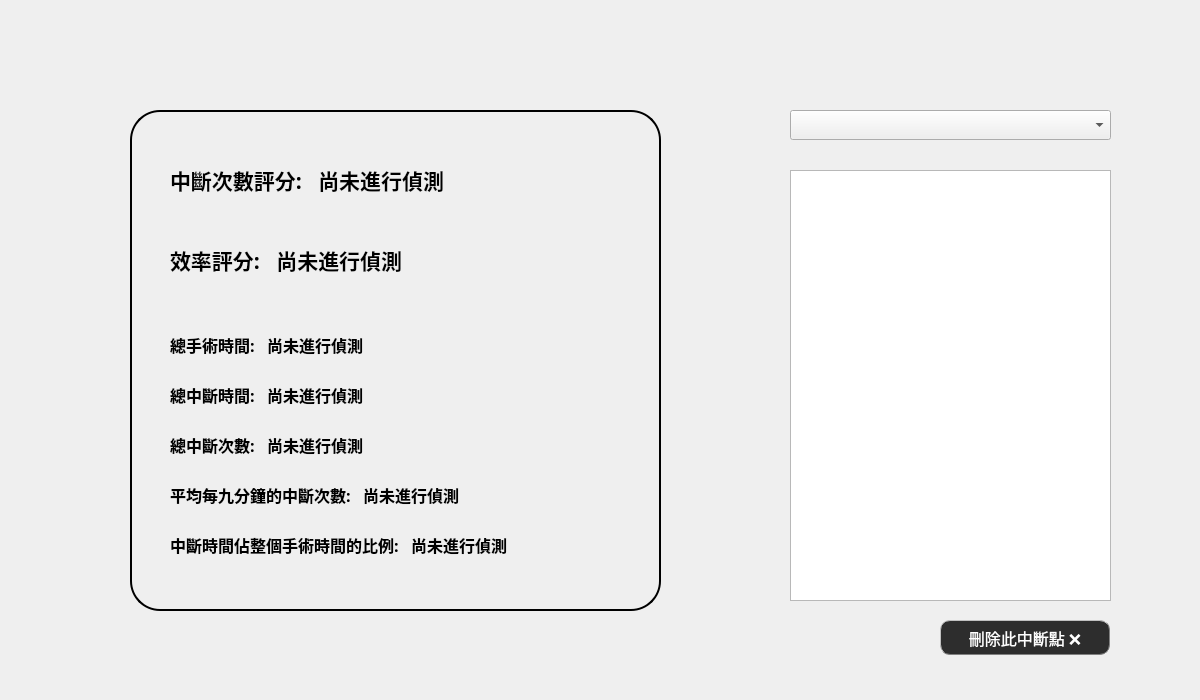
The window that Result.ui (yipei0516/ProjectDesign) describes before a commit, drawn with Qt 5.
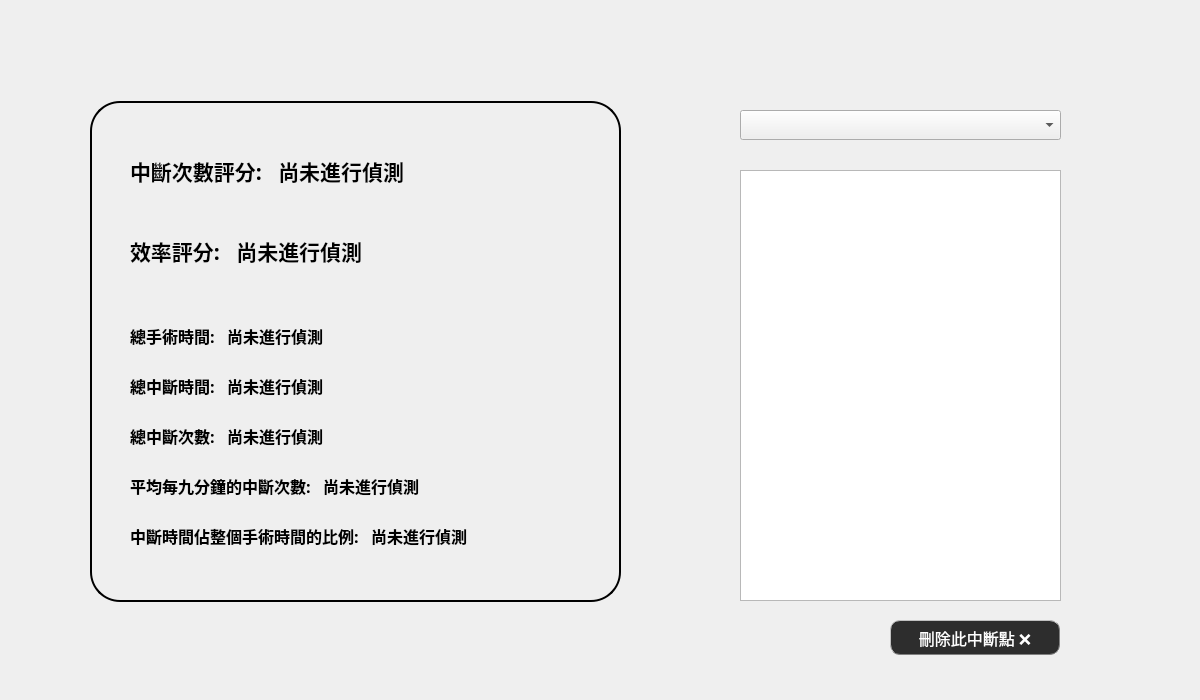
The same window after the commit. Icons and pictures are not drawn.

The edit to the form file:
```diff
--- a/Result.ui
+++ b/Result.ui
@@ -36,8 +36,8 @@
    <widget class="QLabel" name="label_interrupt_times">
     <property name="geometry">
      <rect>
-      <x>170</x>
-      <y>420</y>
+      <x>130</x>
+      <y>411</y>
       <width>260</width>
       <height>50</height>
      </rect>
@@ -66,7 +66,7 @@
    <widget class="QListWidget" name="list_widget_interrupt">
     <property name="geometry">
      <rect>
-      <x>790</x>
+      <x>740</x>
       <y>170</y>
       <width>321</width>
       <height>431</height>
@@ -83,7 +83,7 @@
    <widget class="QPushButton" name="button_remove_interrupt">
     <property name="geometry">
      <rect>
-      <x>940</x>
+      <x>890</x>
       <y>620</y>
       <width>170</width>
       <height>35</height>
@@ -114,8 +114,8 @@
     </property>
     <property name="geometry">
      <rect>
-      <x>320</x>
-      <y>125</y>
+      <x>280</x>
+      <y>116</y>
       <width>90</width>
       <height>90</height>
      </rect>
@@ -144,8 +144,8 @@
     </property>
     <property name="geometry">
      <rect>
-      <x>170</x>
-      <y>155</y>
+      <x>130</x>
+      <y>146</y>
       <width>380</width>
       <height>50</height>
      </rect>
@@ -174,7 +174,7 @@
    <widget class="QComboBox" name="comboBox_choose_video">
     <property name="geometry">
      <rect>
-      <x>790</x>
+      <x>740</x>
       <y>110</y>
       <width>321</width>
       <height>30</height>
@@ -195,8 +195,8 @@
     </property>
     <property name="geometry">
      <rect>
-      <x>170</x>
-      <y>235</y>
+      <x>130</x>
+      <y>226</y>
       <width>380</width>
       <height>50</height>
      </rect>
@@ -225,8 +225,8 @@
    <widget class="QLabel" name="label_surgery_time">
     <property name="geometry">
      <rect>
-      <x>170</x>
-      <y>320</y>
+      <x>130</x>
+      <y>311</y>
       <width>260</width>
       <height>50</height>
      </rect>
@@ -255,8 +255,8 @@
    <widget class="QLabel" name="label_total_interrupt_time">
     <property name="geometry">
      <rect>
-      <x>170</x>
-      <y>370</y>
+      <x>130</x>
+      <y>361</y>
       <width>260</width>
       <height>50</height>
      </rect>
@@ -288,8 +288,8 @@
     </property>
     <property name="geometry">
      <rect>
-      <x>320</x>
-      <y>210</y>
+      <x>280</x>
+      <y>201</y>
       <width>90</width>
       <height>90</height>
      </rect>
@@ -315,8 +315,8 @@
    <widget class="QLabel" name="label_ratio">
     <property name="geometry">
      <rect>
-      <x>170</x>
-      <y>520</y>
+      <x>130</x>
+      <y>511</y>
       <width>371</width>
       <height>50</height>
      </rect>
@@ -345,8 +345,8 @@
    <widget class="QLabel" name="label_unit_interrupt_counts">
     <property name="geometry">
      <rect>
-      <x>170</x>
-      <y>470</y>
+      <x>130</x>
+      <y>461</y>
       <width>371</width>
       <height>50</height>
      </rect>
@@ -412,11 +412,11 @@
      </size>
     </property>
    </widget>
-   <widget class="QLabel" name="label_background">
+   <widget class="QLabel" name="label_frame">
     <property name="geometry">
      <rect>
-      <x>130</x>
-      <y>110</y>
+      <x>90</x>
+      <y>101</y>
       <width>531</width>
       <height>501</height>
      </rect>
@@ -440,8 +440,8 @@
    <widget class="QLabel" name="label_cute_image">
     <property name="geometry">
      <rect>
-      <x>480</x>
-      <y>149</y>
+      <x>440</x>
+      <y>140</y>
       <width>150</width>
       <height>150</height>
      </rect>
@@ -453,7 +453,23 @@
      <bool>true</bool>
     </property>
    </widget>
-   <zorder>label_background</zorder>
+   <widget class="QLabel" name="label_background">
+    <property name="geometry">
+     <rect>
+      <x>0</x>
+      <y>0</y>
+      <width>1200</width>
+      <height>700</height>
+     </rect>
+    </property>
+    <property name="text">
+     <string/>
+    </property>
+    <property name="scaledContents">
+     <bool>true</bool>
+    </property>
+   </widget>
+   <zorder>label_frame</zorder>
    <zorder>label_interrupt_times</zorder>
    <zorder>list_widget_interrupt</zorder>
    <zorder>button_remove_interrupt</zorder>
```
Left out of the diff: 1 changed line with no effect on the pictures.
